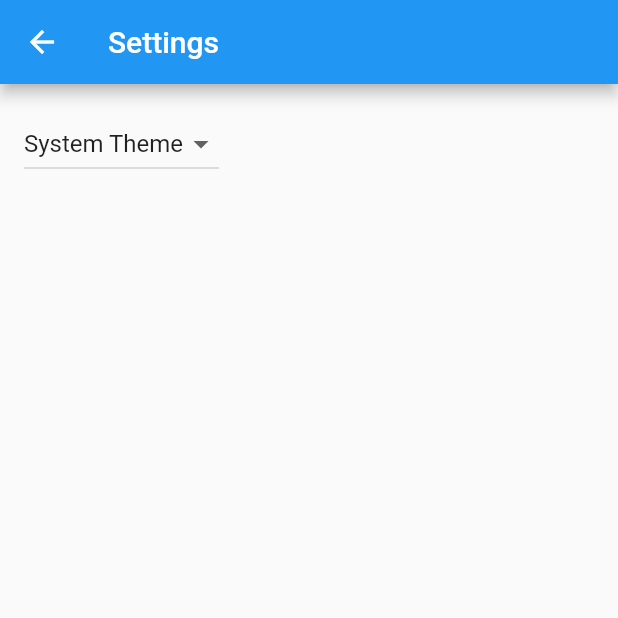
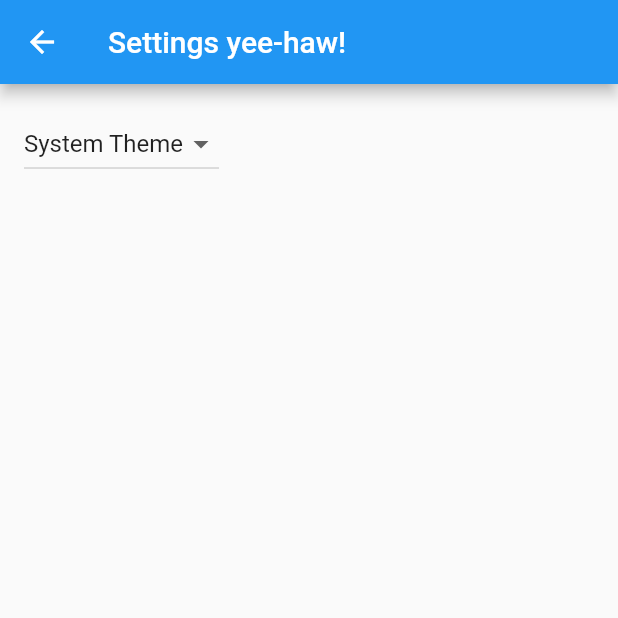
Before and after one commit to ShreyasBhaktharam/workflow-sample-flutter, a Flutter app: the SettingsView screen opened by its route, on a phone screen of 412 x 824 dp, the top half of it. Run offline on Flutter 3.47's test engine with Material 2 defaults, Android fonts, the phone set to English and light mode, and no system bars; generated files the repository leaves out were written again.

Commit message:
Minor text change

```diff
--- a/lib/src/settings/settings_view.dart
+++ b/lib/src/settings/settings_view.dart
@@ -17,7 +17,7 @@ class SettingsView extends StatelessWidget {
   Widget build(BuildContext context) {
     return Scaffold(
       appBar: AppBar(
-        title: const Text('Settings'),
+        title: const Text('Settings yee-haw!'),
       ),
       body: Padding(
         padding: const EdgeInsets.all(16),
```
